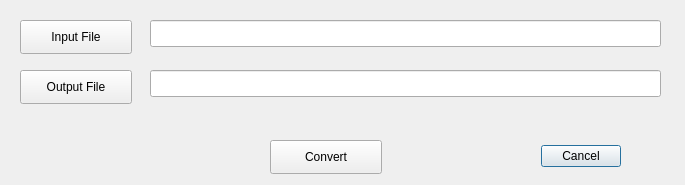
Above: FAA_DOF2shp/faa_dof2shp_dialog_base.ui from strpaw/QGIS_plugins before the change. Below: the same form after it.
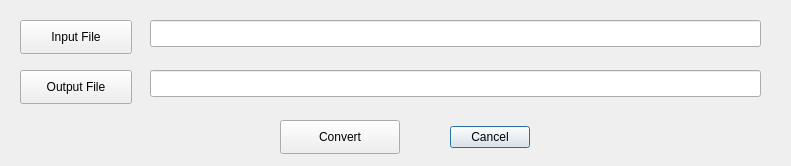
That is the form after the change.

Commit message: FAA Digital Obstacle File to shapefile conversion

Patch:
```diff
--- a/FAA_DOF2shp/faa_dof2shp_dialog_base.ui
+++ b/FAA_DOF2shp/faa_dof2shp_dialog_base.ui
@@ -6,8 +6,8 @@
    <rect>
     <x>0</x>
     <y>0</y>
-    <width>685</width>
-    <height>185</height>
+    <width>791</width>
+    <height>166</height>
    </rect>
   </property>
   <property name="windowTitle">
@@ -16,10 +16,10 @@
   <widget class="QDialogButtonBox" name="button_box">
    <property name="geometry">
     <rect>
-     <x>490</x>
-     <y>140</y>
-     <width>131</width>
-     <height>32</height>
+     <x>410</x>
+     <y>120</y>
+     <width>120</width>
+     <height>34</height>
     </rect>
    </property>
    <property name="orientation">
@@ -47,7 +47,7 @@
     <rect>
      <x>150</x>
      <y>70</y>
-     <width>511</width>
+     <width>611</width>
      <height>27</height>
     </rect>
    </property>
@@ -55,9 +55,9 @@
   <widget class="QPushButton" name="pbConvert2shp">
    <property name="geometry">
     <rect>
-     <x>270</x>
-     <y>140</y>
-     <width>112</width>
+     <x>280</x>
+     <y>120</y>
+     <width>120</width>
      <height>34</height>
     </rect>
    </property>
@@ -70,7 +70,7 @@
     <rect>
      <x>150</x>
      <y>20</y>
-     <width>511</width>
+     <width>611</width>
      <height>27</height>
     </rect>
    </property>
```
The commit also changes 2 other files.
